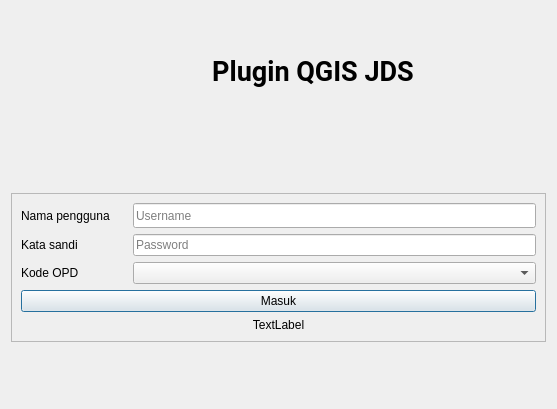
Before: the Qt Designer form workspace/ui/login.ui in jabardigitalservice/qgis-plugin-upload-satupeta, drawn with Qt 5.
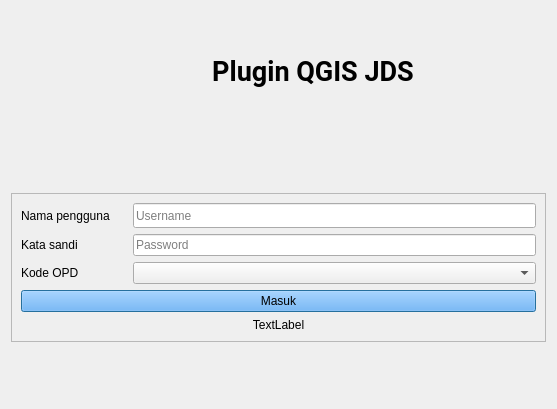
After: the same form once the commit is applied. Icons and pictures are not drawn. Custom widgets are drawn as their Qt base class.

What changed in the file:
```diff
--- a/workspace/ui/login.ui
+++ b/workspace/ui/login.ui
@@ -159,6 +159,9 @@
      <layout class="QGridLayout" name="gridLayout">
       <item row="4" column="0" colspan="3">
        <widget class="QPushButton" name="pbLogin">
+        <property name="styleSheet">
+         <string notr="true">background-color:rgb(85, 170, 255)</string>
+        </property>
         <property name="text">
          <string>Masuk</string>
         </property>
```
